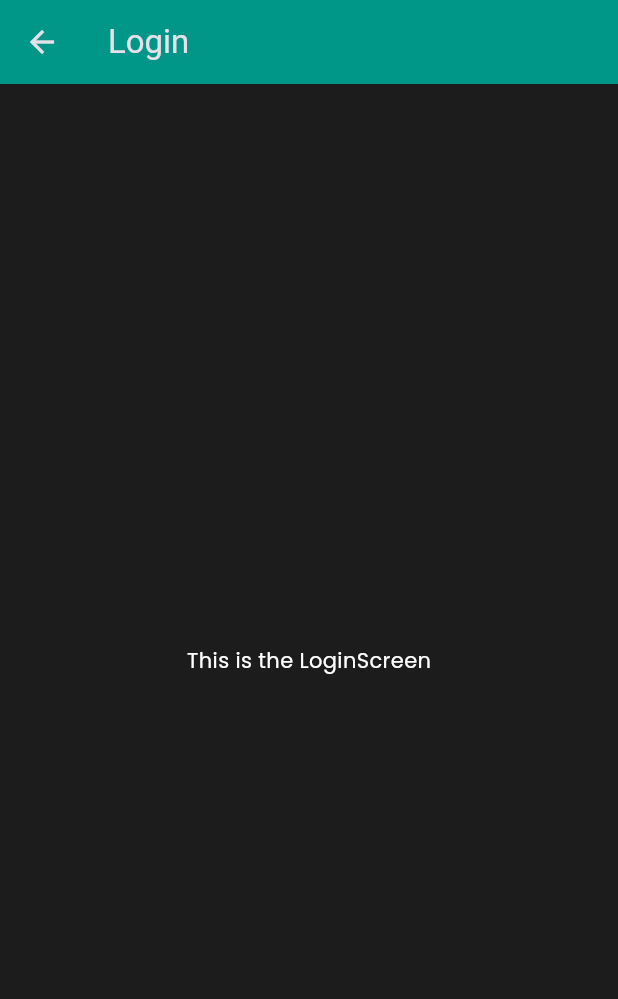
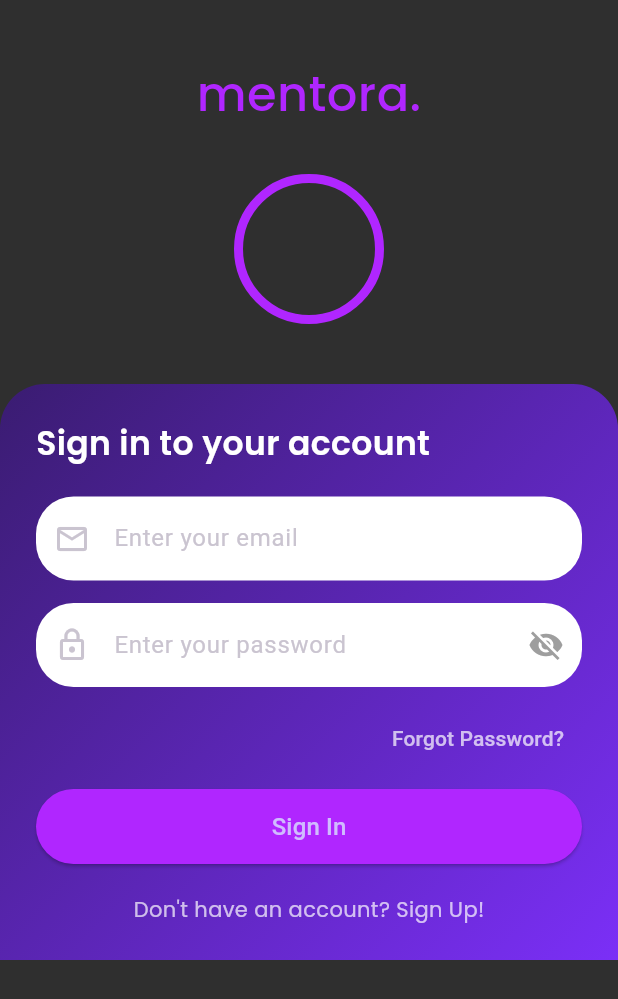
Before and after one commit to muijayaweera/mentora-mobile-app, a Flutter app: the LoginScreen screen opened by its route, on a phone screen of 412 x 824 dp. Shown: the top 999 px of the screen. Run offline on Flutter 3.47's test engine with Material 3 defaults, Android fonts, the phone set to English and light mode, and no system bars; our stand-ins replace firebase_core, google_fonts, image_picker; accounts and stored records are empty.

Commit message:
sign in initialization

```diff
--- a/lib/main.dart
+++ b/lib/main.dart
@@ -1,6 +1,6 @@
 import 'package:flutter/material.dart';
 import 'screens/intro.dart';
-import 'screens/signin.dart';
+import 'screens/login.dart';
 import 'screens/signup.dart';
 import 'screens/home.dart';
 import 'screens/chatbot.dart';
--- /dev/null
+++ b/lib/screens/login.dart
@@ -0,0 +1,173 @@
+import 'package:flutter/material.dart';
+
+class LoginScreen extends StatefulWidget {
+  const LoginScreen({super.key});
+
+  @override
+  State<LoginScreen> createState() => _LoginScreenState();
+}
+
+class _LoginScreenState extends State<LoginScreen> {
+  bool obscurePassword = true;
+
+  @override
+  Widget build(BuildContext context) {
+    return Scaffold(
+      backgroundColor: const Color(0xFF2F2F2F),
+      body: SafeArea(
+        child: SingleChildScrollView(
+          child: Column(
+            children: [
+              const SizedBox(height: 40),
+
+              const Text(
+                "mentora.",
+                style: TextStyle(
+                  color: Color(0xFFB026FF),
+                  fontSize: 32,
+                  fontWeight: FontWeight.w500,
+                ),
+              ),
+
+              const SizedBox(height: 30),
+
+              Container(
+                width: 100,
+                height: 100,
+                decoration: BoxDecoration(
+                  shape: BoxShape.circle,
+                  border: Border.all(color: Color(0xFFB026FF), width: 6),
+                ),
+              ),
+
+              const SizedBox(height: 40),
+
+              Container(
+                width: double.infinity,
+                padding: const EdgeInsets.all(24),
+                decoration: const BoxDecoration(
+                  borderRadius: BorderRadius.vertical(top: Radius.circular(30)),
+                  gradient: LinearGradient(
+                    colors: [Color(0xFF3A1C71), Color(0xFF7B2FF7)],
+                    begin: Alignment.topLeft,
+                    end: Alignment.bottomRight,
+                  ),
+                ),
+                child: Column(
+                  crossAxisAlignment: CrossAxisAlignment.start,
+                  children: [
+                    const Text(
+                      "Sign in to your account",
+                      style: TextStyle(
+                        color: Colors.white,
+                        fontSize: 22,
+                        fontWeight: FontWeight.w600,
+                      ),
+                    ),
+
+                    const SizedBox(height: 20),
+
+                    _inputField(
+                      hint: "Enter your email",
+                      icon: Icons.email_outlined,
+                    ),
+
+                    const SizedBox(height: 15),
+
+                    _inputField(
+                      hint: "Enter your password",
+                      icon: Icons.lock_outline,
+                      obscure: obscurePassword,
+                      suffix: IconButton(
+                        icon: Icon(
+                          obscurePassword
+                              ? Icons.visibility_off
+                              : Icons.visibility,
+                          color: Colors.grey,
+                        ),
+                        onPressed: () {
+                          setState(() {
+                            obscurePassword = !obscurePassword;
+                          });
+                        },
+                      ),
+                    ),
+
+                    const SizedBox(height: 10),
+
+                    Align(
+                      alignment: Alignment.centerRight,
+                      child: TextButton(
+                        onPressed: () {},
+                        child: const Text(
+                          "Forgot Password?",
+                          style: TextStyle(color: Colors.white70),
+                        ),
+                      ),
+                    ),
+
+                    const SizedBox(height: 10),
+
+                    SizedBox(
+                      width: double.infinity,
+                      height: 50,
+                      child: ElevatedButton(
+                        onPressed: () {},
+                        style: ElevatedButton.styleFrom(
+                          backgroundColor: const Color(0xFFB026FF),
+                          shape: RoundedRectangleBorder(
+                            borderRadius: BorderRadius.circular(25),
+                          ),
+                        ),
+                        child: const Text(
+                          "Sign In",
+                          style: TextStyle(fontSize: 16),
+                        ),
+                      ),
+                    ),
+
+                    const SizedBox(height: 20),
+
+                    Center(
+                      child: GestureDetector(
+                        onTap: () {
+                          Navigator.pushNamed(context, '/signup');
+                        },
+                        child: const Text(
+                          "Don't have an account? Sign Up!",
+                          style: TextStyle(color: Colors.white70),
+                        ),
+                      ),
+                    ),
+                  ],
+                ),
+              ),
+            ],
+          ),
+        ),
+      ),
+    );
+  }
+
+  Widget _inputField({
+    required String hint,
+    required IconData icon,
+    bool obscure = false,
+    Widget? suffix,
+  }) {
+    return TextField(
+      obscureText: obscure,
+      decoration: InputDecoration(
+        hintText: hint,
+        filled: true,
+        fillColor: Colors.white,
+        prefixIcon: Icon(icon),
+        suffixIcon: suffix,
+        border: OutlineInputBorder(
+          borderRadius: BorderRadius.circular(25),
+          borderSide: BorderSide.none,
+        ),
+      ),
+    );
+  }
+}
--- a/lib/screens/signin.dart
+++ /dev/null
@@ -1,18 +0,0 @@
-import 'package:flutter/material.dart';
-
-class LoginScreen extends StatelessWidget {
-  const LoginScreen({super.key});
-
-  @override
-  Widget build(BuildContext context) {
-    return Scaffold(
-      appBar: AppBar(
-        title: const Text('Login'),
-        backgroundColor: Colors.teal,
-      ),
-      body: const Center(
-        child: Text('This is the LoginScreen'),
-      ),
-    );
-  }
-}
```
